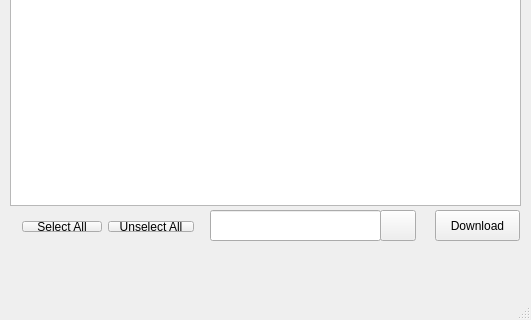
Qt form prueba/mainwindow.ui (martinedelmann/personal) before a commit; both pictures show x 0 to 531 and y 192 to 512 of the 531 by 512 pixel window.
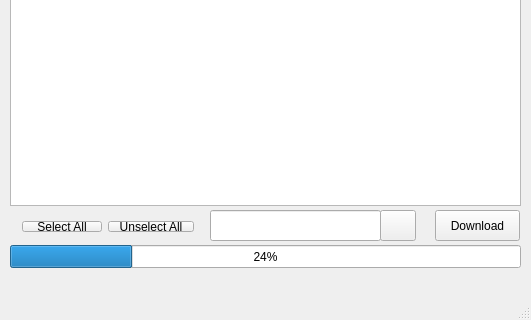
The same form after that commit.

Patch:
```diff
--- a/prueba/mainwindow.ui
+++ b/prueba/mainwindow.ui
@@ -130,6 +130,19 @@
      <string/>
     </property>
    </widget>
+   <widget class="QProgressBar" name="progressBar">
+    <property name="geometry">
+     <rect>
+      <x>10</x>
+      <y>420</y>
+      <width>511</width>
+      <height>23</height>
+     </rect>
+    </property>
+    <property name="value">
+     <number>24</number>
+    </property>
+   </widget>
    <zorder>layoutWidget</zorder>
    <zorder>layoutWidget</zorder>
    <zorder>layoutWidget</zorder>
```
Left out of the diff: 1 changed line with no effect on the pictures.
